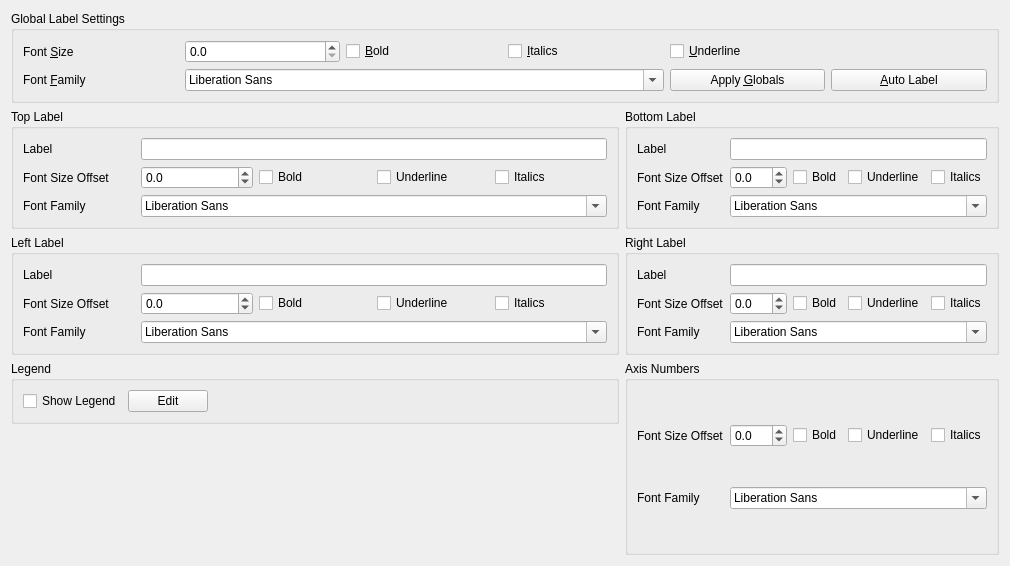
Before: the Qt Designer form src/libkstapp/labeltab.ui in Kst-plot/kst, drawn with Qt 5.
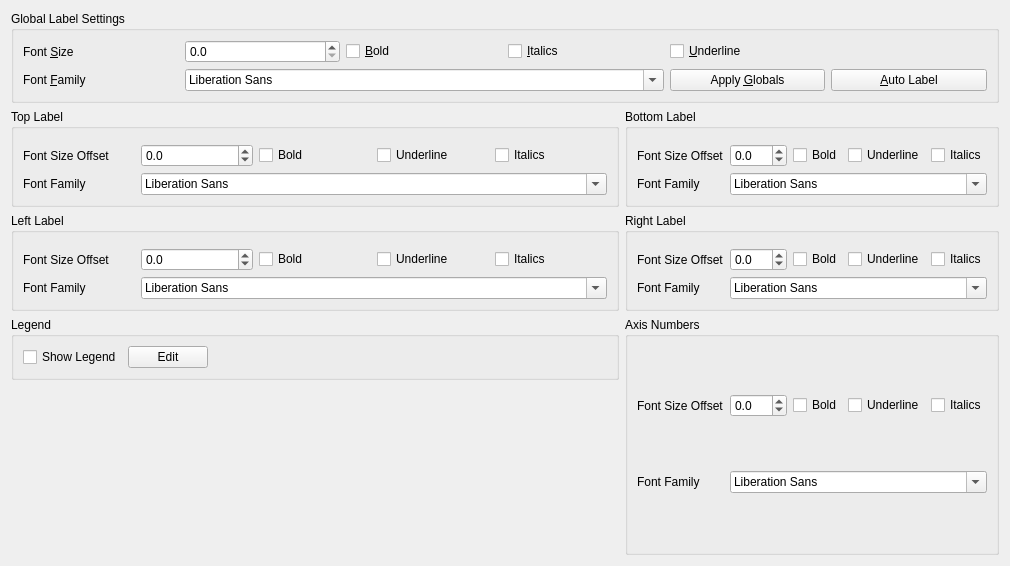
After: the same form once the commit is applied. Custom widgets are drawn as their Qt base class.

Commit message: Add LabelCreator Connect new Label widgets.

Diff of the .ui file:
```diff
--- a/src/libkstapp/labeltab.ui
+++ b/src/libkstapp/labeltab.ui
@@ -93,15 +93,8 @@
       <string>Top Label</string>
      </property>
      <layout class="QGridLayout" >
-      <item row="0" column="0" >
-       <widget class="QLabel" name="_Label_10" >
-        <property name="text" >
-         <string>Label</string>
-        </property>
-       </widget>
-      </item>
-      <item row="0" column="1" colspan="4" >
-       <widget class="QLineEdit" name="_topLabel" />
+      <item row="0" column="0" colspan="5" >
+       <widget class="Kst::LabelBuilder" native="1" name="_topLabel" />
       </item>
       <item row="1" column="0" >
        <widget class="QLabel" name="_Label_11" >
@@ -163,15 +156,8 @@
       <string>Bottom Label</string>
      </property>
      <layout class="QGridLayout" >
-      <item row="0" column="0" >
-       <widget class="QLabel" name="_Label_19" >
-        <property name="text" >
-         <string>Label</string>
-        </property>
-       </widget>
-      </item>
-      <item row="0" column="1" colspan="4" >
-       <widget class="QLineEdit" name="_bottomLabel" />
+      <item row="0" column="0" colspan="5" >
+       <widget class="Kst::LabelBuilder" native="1" name="_bottomLabel" />
       </item>
       <item row="1" column="0" >
        <widget class="QLabel" name="_Label_20" >
@@ -233,15 +219,8 @@
       <string>Left Label</string>
      </property>
      <layout class="QGridLayout" >
-      <item row="0" column="0" >
-       <widget class="QLabel" name="_Label_13" >
-        <property name="text" >
-         <string>Label</string>
-        </property>
-       </widget>
-      </item>
-      <item row="0" column="1" colspan="4" >
-       <widget class="QLineEdit" name="_leftLabel" />
+      <item row="0" column="0" colspan="5" >
+       <widget class="Kst::LabelBuilder" native="1" name="_leftLabel" />
       </item>
       <item row="1" column="0" >
        <widget class="QLabel" name="_Label_14" >
@@ -303,15 +282,8 @@
       <string>Right Label</string>
      </property>
      <layout class="QGridLayout" >
-      <item row="0" column="0" >
-       <widget class="QLabel" name="_Label_16" >
-        <property name="text" >
-         <string>Label</string>
-        </property>
-       </widget>
-      </item>
-      <item row="0" column="1" colspan="4" >
-       <widget class="QLineEdit" name="_rightLabel" />
+      <item row="0" column="0" colspan="5" >
+       <widget class="Kst::LabelBuilder" native="1" name="_rightLabel" />
       </item>
       <item row="1" column="0" >
        <widget class="QLabel" name="_Label_17" >
@@ -478,6 +450,13 @@
    </item>
   </layout>
  </widget>
+ <customwidgets>
+  <customwidget>
+   <class>Kst::LabelBuilder</class>
+   <extends>QWidget</extends>
+   <header>labelbuilder.h</header>
+  </customwidget>
+ </customwidgets>
  <tabstops>
   <tabstop>_topLabel</tabstop>
   <tabstop>_bottomLabel</tabstop>
```
The commit also changes 7 other files.
